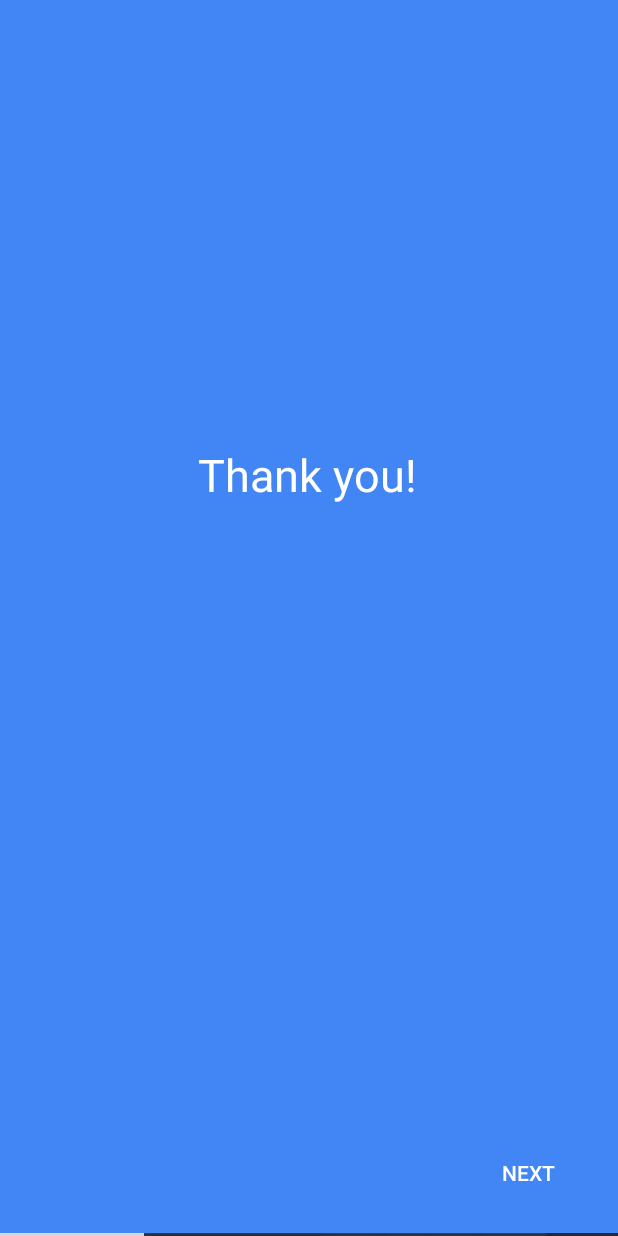
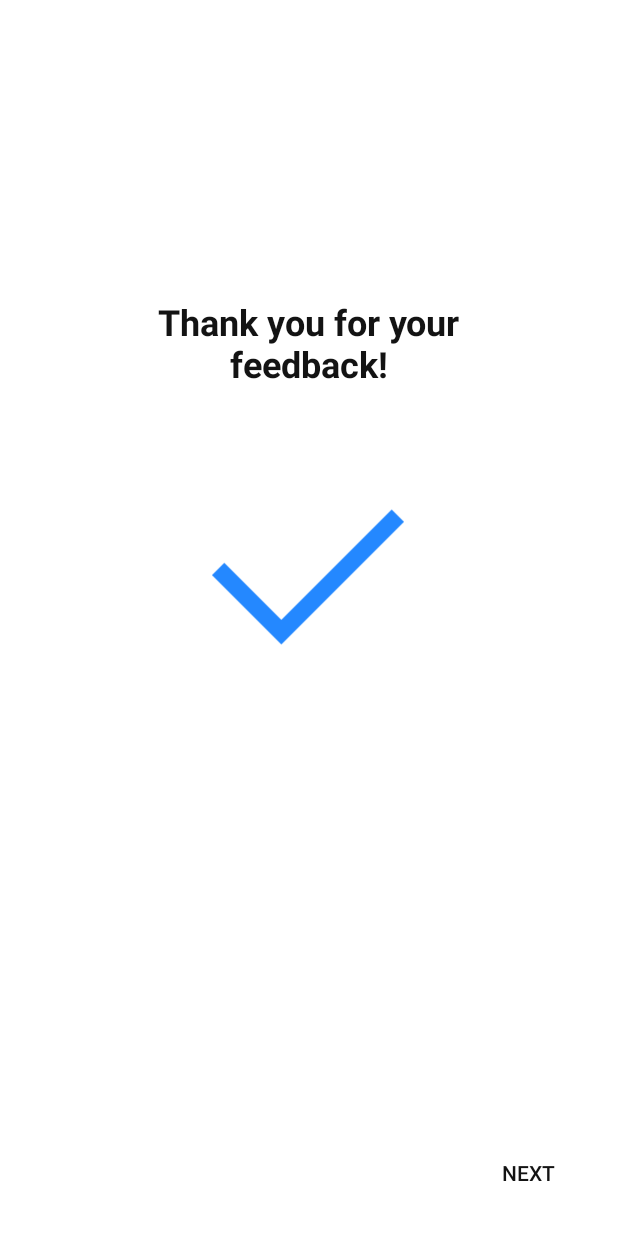
Before and after one commit to AlexanderAmeye/Workmate, an Android app: the SurveyActivity screen opened directly, with no data from a screen before it, on a phone screen of 412 x 824 dp. Run offline under Robolectric (Android 15) with nearby library versions, the light colour scheme and no system bars; our stand-ins replace Volley; network calls fail; 5 statements that could not run were skipped.

Commit message:
Updated 'no questions' page look

```diff
--- a/app/src/main/java/me/example/paul/Fragments/Multiselect.java
+++ b/app/src/main/java/me/example/paul/Fragments/Multiselect.java
@@ -39,7 +39,6 @@ public class Multiselect extends Fragment {
     private Button next_button;
     private Button skip_button;
 
-    private TextView comment;
     @Override
     public View onCreateView(LayoutInflater inflater, ViewGroup container,
                              Bundle savedInstanceState) {
@@ -48,7 +47,6 @@ public class Multiselect extends Fragment {
 
         question_title = (TextView) rootView.findViewById(R.id.question_title);
         checkboxLayout = (LinearLayout) rootView.findViewById(R.id.checkboxes);
-        comment = rootView.findViewById(R.id.extra_comment);
 
         next_button = rootView.findViewById(R.id.button_next);
         skip_button = rootView.findViewById(R.id.button_skip);
@@ -71,9 +69,9 @@ public class Multiselect extends Fragment {
                 for (String choice : getSelections()) {
                     if(getSelections().get(getSelections().size()-1).equals(choice))
                     {
-                        Answers.getInstance().addAnswer(choice, comment.getText().toString(), q_data.getQuestion_id(), q_data.getReward());
+                        Answers.getInstance().addAnswer(choice,  q_data.getQuestion_id(), q_data.getReward());
                     }
-                    else Answers.getInstance().addAnswer(choice, comment.getText().toString(), q_data.getQuestion_id(), 0);
+                    else Answers.getInstance().addAnswer(choice,  q_data.getQuestion_id(), 0);
                 }
                 ((SurveyActivity) getActivity()).go_to_next();
             }
--- a/app/src/main/java/me/example/paul/Fragments/Text.java
+++ b/app/src/main/java/me/example/paul/Fragments/Text.java
@@ -50,7 +50,7 @@ public class Text extends Fragment {
             @Override
             public void onClick(View v) {
                 Question q_data = (Question) getArguments().getSerializable("data");
-                Answers.getInstance().addAnswer(answer.getText().toString()," ",q_data.getQuestion_id(), q_data.getReward());
+                Answers.getInstance().addAnswer(answer.getText().toString(),q_data.getQuestion_id(), q_data.getReward());
                 ((SurveyActivity) getActivity()).go_to_next();
             }
         });
--- a/app/src/main/java/me/example/paul/Model/Answers.java
+++ b/app/src/main/java/me/example/paul/Model/Answers.java
@@ -13,11 +13,10 @@ public class Answers {
         answers = new JSONArray();
     }
 
-    public void addAnswer(String text, String extraComment, String questionId, int reward) {
+    public void addAnswer(String text, String questionId, int reward) {
         JSONObject answer = new JSONObject();
         try {
             answer.put("text", text);
-            answer.put("extra_comment", extraComment);
             answer.put("question_id", questionId);
             answer.put("reward", reward);
         } catch (JSONException e) {
--- a/app/src/main/res/layout/activity_main_menu.xml
+++ b/app/src/main/res/layout/activity_main_menu.xml
@@ -221,7 +221,7 @@
         android:layout_width="wrap_content"
         android:layout_height="wrap_content"
         android:layout_marginStart="29dp"
-        android:layout_marginTop="16dp"
+        android:layout_marginTop="20dp"
         android:text="Welcome Alexander,"
         android:textColor="#131313"
         android:textSize="24sp"
--- a/app/src/main/res/layout/activity_register.xml
+++ b/app/src/main/res/layout/activity_register.xml
@@ -62,7 +62,7 @@
         android:layout_width="275dp"
         android:layout_height="wrap_content"
         android:layout_marginStart="8dp"
-        android:layout_marginTop="224dp"
+        android:layout_marginTop="184dp"
         android:layout_marginEnd="8dp"
         android:background="@drawable/input_box_default"
         android:cursorVisible="true"
--- a/app/src/main/res/layout/activity_survey.xml
+++ b/app/src/main/res/layout/activity_survey.xml
@@ -2,9 +2,9 @@
 <RelativeLayout xmlns:android="http://schemas.android.com/apk/res/android"
     android:layout_width="match_parent"
     android:layout_height="match_parent"
-    android:background="@drawable/background">
+    android:background="@color/white">
 
-    <include layout="@layout/progress_dots"/>
+    <include layout="@layout/progress_dots" />
 
     <me.example.paul.widgets.NoSwipeViewPager
         android:id="@+id/pager"
--- a/app/src/main/res/layout/fragment_end_of_survey.xml
+++ b/app/src/main/res/layout/fragment_end_of_survey.xml
@@ -4,32 +4,47 @@
     xmlns:tools="http://schemas.android.com/tools"
     android:layout_width="match_parent"
     android:layout_height="match_parent"
-    android:background="@color/screen1">
+    android:background="#FFFFFF">
 
     <Button
         android:id="@+id/button_next"
         android:layout_width="wrap_content"
         android:layout_height="wrap_content"
         android:layout_marginEnd="16dp"
-        android:layout_marginRight="16dp"
         android:layout_marginBottom="16dp"
         android:background="@color/transparent"
         android:text="Next"
+        android:textColor="#131313"
         app:layout_constraintBottom_toBottomOf="parent"
         app:layout_constraintEnd_toEndOf="parent" />
 
     <TextView
         android:id="@+id/message"
-        android:layout_width="wrap_content"
-        android:layout_height="wrap_content"
-        android:layout_marginTop="296dp"
+        android:layout_width="306dp"
+        android:layout_height="89dp"
+        android:layout_marginTop="184dp"
         android:gravity="center"
-        android:text="Thank you!"
-        android:textColor="@color/white"
-        android:textSize="30sp"
+        android:text="Thank you for your feedback!"
+        android:textColor="#131313"
+        android:textSize="24sp"
+        android:textStyle="bold"
         app:layout_constraintEnd_toEndOf="parent"
-        app:layout_constraintHorizontal_bias="0.496"
+        app:layout_constraintHorizontal_bias="0.495"
         app:layout_constraintStart_toStartOf="parent"
         app:layout_constraintTop_toTopOf="parent" />
 
+    <ImageView
+        android:id="@+id/imageView4"
+        android:layout_width="128dp"
+        android:layout_height="128dp"
+        android:layout_marginTop="8dp"
+        android:layout_marginBottom="8dp"
+        app:layout_constraintBottom_toBottomOf="parent"
+        app:layout_constraintEnd_toEndOf="parent"
+        app:layout_constraintHorizontal_bias="0.498"
+        app:layout_constraintStart_toStartOf="parent"
+        app:layout_constraintTop_toBottomOf="@+id/message"
+        app:layout_constraintVertical_bias="0.098"
+        app:srcCompat="@drawable/no_questions" />
+
 </android.support.constraint.ConstraintLayout>
--- a/app/src/main/res/layout/fragment_select.xml
+++ b/app/src/main/res/layout/fragment_select.xml
@@ -16,7 +16,8 @@
         android:orientation="vertical"
         app:layout_constraintEnd_toEndOf="parent"
         app:layout_constraintStart_toStartOf="parent"
-        app:layout_constraintTop_toTopOf="parent"></RadioGroup>
+        app:layout_constraintTop_toTopOf="parent"
+      ></RadioGroup>
 
 
 </android.support.constraint.ConstraintLayout>
--- a/app/src/main/res/values/colors.xml
+++ b/app/src/main/res/values/colors.xml
@@ -12,8 +12,10 @@
     <color name="dot_dark">#808080</color>
     <color name="dot_light">#C0C0C0</color>
 
+    <color name="almost_black">#131313</color>
+
     <color name="colorTransparentWhite">#A1A0A0</color>
-    <color name="violet">#514ABE</color>
+    <color name="violet">#1919FF</color>
     <color name="white">#FFFFFF</color>
     <color name="transparent">#00FFFFFF</color>
 </resources>
```
Also changed, not shown: app/src/main/java/me/example/paul/Fragments/Select.java (+6 -2 lines), app/src/main/res/layout/fragment_multiselect.xml (+0 -14 lines), app/src/main/res/layout/progress_buttons.xml (+4 -7 lines), app/src/main/res/layout/progress_dots.xml (+0 -11 lines).
